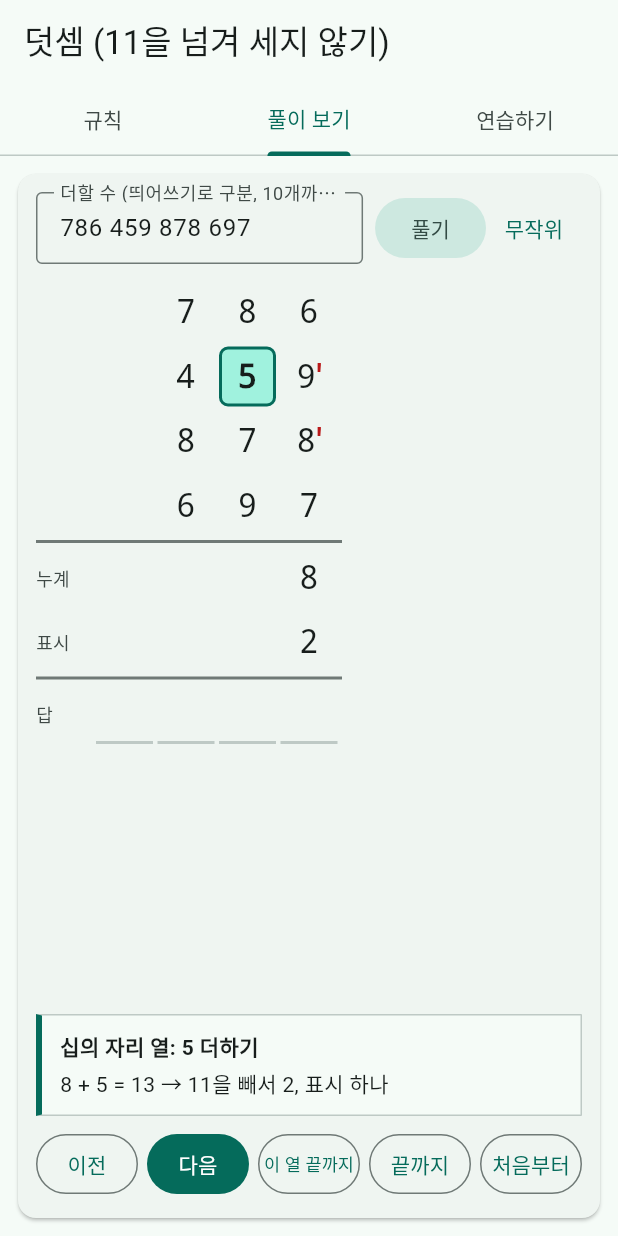
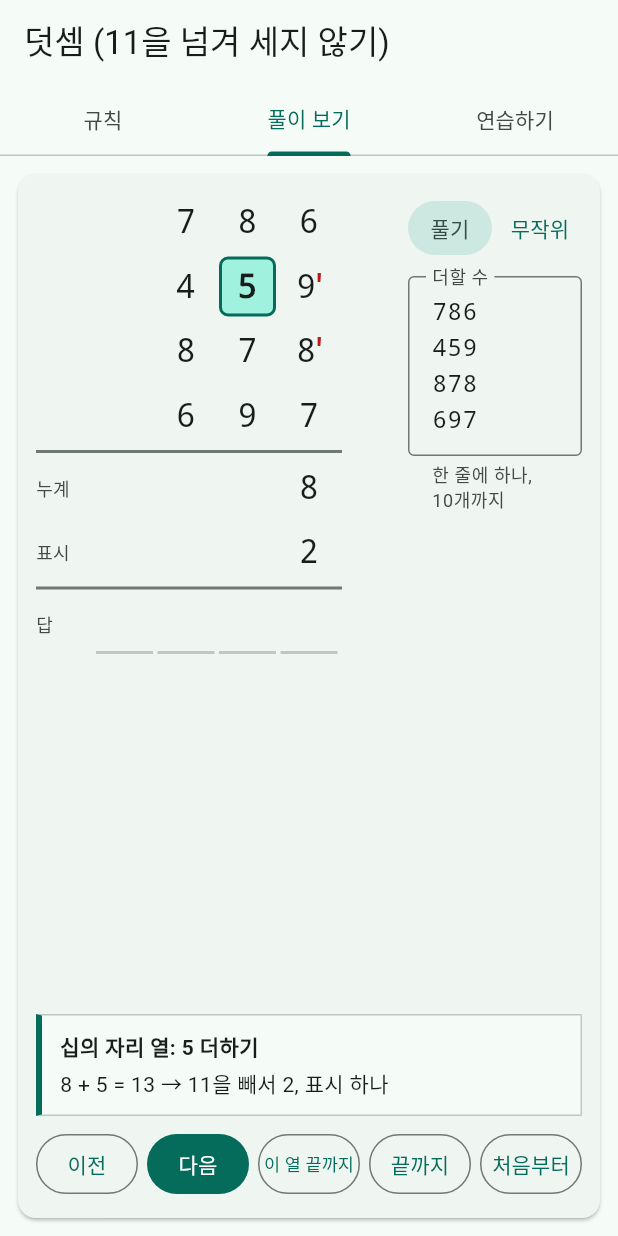
Before and after one commit to SongMyungsik/sokgi-sembeop, a Flutter app: the AdditionPage screen opened directly, tab 2 chosen, on a phone screen of 412 x 824 dp. Run offline on Flutter 3.47's test engine with Material 3 defaults, Android fonts, the phone set to English and light mode, and no system bars; our stand-ins replace shared_preferences; accounts and stored records are empty.

Commit message:
덧셈 풀이 보기: 더할 수 입력칸을 숫자판 오른쪽으로 이동
- 풀기·무작위 버튼 아래에 한 줄에 한 수씩 적는 입력칸 (5줄 넘으면 스크롤)
- 앱 시작 테스트를 첫 화면(시작하기) 흐름에 맞게 수정

Co-Authored-By: Claude Opus 5.5 <noreply@anthropic.com>

```diff
--- a/lib/addition_page.dart
+++ b/lib/addition_page.dart
@@ -61,7 +61,7 @@ class AdditionPage extends StatefulWidget {
 class _AdditionPageState extends State<AdditionPage> {
   final Random _random = Random();
   final TextEditingController _inputController =
-      TextEditingController(text: '786 459 878 697');
+      TextEditingController(text: '786\n459\n878\n697');
   String? _inputError;
 
   // 풀이 보기
@@ -144,7 +144,7 @@ class _AdditionPageState extends State<AdditionPage> {
       _order = _walkOrder(_sol);
       _done = 0;
       _inputError = null;
-      _inputController.text = numbers.join(' ');
+      _inputController.text = numbers.join('\n');
     });
   }
 
@@ -271,17 +271,6 @@ class _AdditionPageState extends State<AdditionPage> {
       ));
     }
     return Row(children: children);
-  }
-
-  /// 숫자판을 남은 공간에 맞게 줄여서 보여 준다 (스크롤 없음).
-  Widget _fitBoard(Widget board) {
-    return Expanded(
-      child: FittedBox(
-        fit: BoxFit.scaleDown,
-        alignment: Alignment.topLeft,
-        child: board,
-      ),
-    );
   }
 
   /// 0~10 숫자 버튼 (6개, 5개 두 줄)
@@ -491,34 +480,16 @@ class _AdditionPageState extends State<AdditionPage> {
         child: Column(
           crossAxisAlignment: CrossAxisAlignment.start,
           children: [
-            Row(
+            // 왼쪽: 숫자판, 오른쪽: 풀기·무작위 버튼과 더할 수 입력칸
+            Expanded(
+              child: Row(
                 crossAxisAlignment: CrossAxisAlignment.start,
                 children: [
                   Expanded(
-                  child: TextField(
-                    controller: _inputController,
-                    decoration: InputDecoration(
-                      labelText: '더할 수 (띄어쓰기로 구분, 10개까지)',
-                      isDense: true,
-                      border: const OutlineInputBorder(),
-                      errorText: _inputError,
-                    ),
-                    onSubmitted: (_) => _applyInput(),
-                  ),
-                ),
-                const SizedBox(width: 8),
-                FilledButton.tonal(
-                  onPressed: _applyInput,
-                  child: const Text('풀기'),
-                ),
-                TextButton(
-                  onPressed: () => _setSolve(_randomNumbers(5, 4)),
-                  child: const Text('무작위'),
-                ),
-              ],
-            ),
-            const SizedBox(height: 12),
-            _fitBoard(AdditionBoardView(
+                    child: FittedBox(
+                      fit: BoxFit.scaleDown,
+                      alignment: Alignment.topLeft,
+                      child: AdditionBoardView(
                         solution: s,
                         tickCells: tickCells,
                         runningCols: shownCols,
@@ -528,7 +499,67 @@ class _AdditionPageState extends State<AdditionPage> {
                         highlights: highlights,
                         slot: slot,
                         scroll: false,
-            )),
+                      ),
+                    ),
+                  ),
+                  const SizedBox(width: 8),
+                  SizedBox(
+                    width: 116,
+                    child: SingleChildScrollView(
+                      child: Column(
+                        crossAxisAlignment: CrossAxisAlignment.stretch,
+                        children: [
+                          Row(
+                            children: [
+                              Expanded(
+                                child: FilledButton.tonal(
+                                  style: FilledButton.styleFrom(
+                                    padding: EdgeInsets.zero,
+                                    minimumSize: const Size(0, 36),
+                                  ),
+                                  onPressed: _applyInput,
+                                  child: const Text('풀기'),
+                                ),
+                              ),
+                              const SizedBox(width: 4),
+                              Expanded(
+                                child: TextButton(
+                                  style: TextButton.styleFrom(
+                                    padding: EdgeInsets.zero,
+                                    minimumSize: const Size(0, 36),
+                                  ),
+                                  onPressed: () =>
+                                      _setSolve(_randomNumbers(5, 4)),
+                                  child: const FittedBox(child: Text('무작위')),
+                                ),
+                              ),
+                            ],
+                          ),
+                          const SizedBox(height: 8),
+                          // 한 줄에 한 수. 5줄을 넘으면 칸 안에서 스크롤된다.
+                          TextField(
+                            controller: _inputController,
+                            keyboardType: TextInputType.multiline,
+                            minLines: 3,
+                            maxLines: 5,
+                            style: const TextStyle(fontFamily: 'monospace'),
+                            decoration: InputDecoration(
+                              labelText: '더할 수',
+                              helperText: '한 줄에 하나, 10개까지',
+                              helperMaxLines: 2,
+                              errorMaxLines: 3,
+                              isDense: true,
+                              border: const OutlineInputBorder(),
+                              errorText: _inputError,
+                            ),
+                          ),
+                        ],
+                      ),
+                    ),
+                  ),
+                ],
+              ),
+            ),
             const SizedBox(height: 8),
             message,
             const SizedBox(height: 8),
```
Also changed, not shown: 1 other file. Lines whose indentation alone changed are shown as unchanged.
